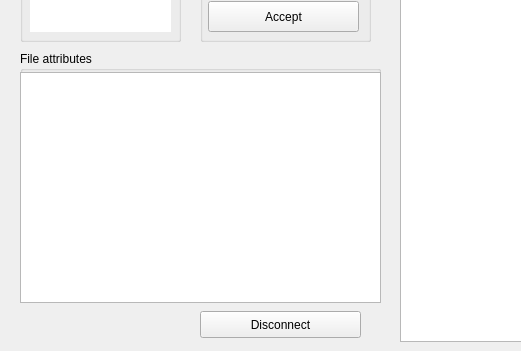
Before: the Qt Designer form mainwindow.ui in sxs4871/SearchTool, drawn with Qt 5; both pictures show x 0 to 521 and y 249 to 600 of the 1024 by 600 pixel window.
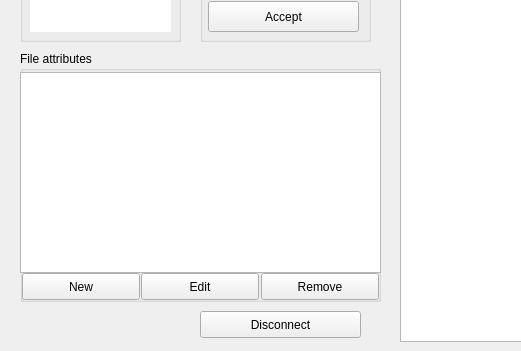
After: the same form once the commit is applied.

Commit message: Added "add/edit/remove" attribute functions. When attributes are modified, tables are updated.

Diff of the .ui file:
```diff
--- a/mainwindow.ui
+++ b/mainwindow.ui
@@ -182,7 +182,7 @@
       <x>20</x>
       <y>321</y>
       <width>361</width>
-      <height>231</height>
+      <height>201</height>
      </rect>
     </property>
    </widget>
@@ -198,6 +198,45 @@
     <property name="title">
      <string>File attributes</string>
     </property>
+    <widget class="QPushButton" name="button_newAttr">
+     <property name="geometry">
+      <rect>
+       <x>2</x>
+       <y>222</y>
+       <width>118</width>
+       <height>27</height>
+      </rect>
+     </property>
+     <property name="text">
+      <string>New</string>
+     </property>
+    </widget>
+    <widget class="QPushButton" name="button_removeAttr">
+     <property name="geometry">
+      <rect>
+       <x>241</x>
+       <y>222</y>
+       <width>118</width>
+       <height>27</height>
+      </rect>
+     </property>
+     <property name="text">
+      <string>Remove</string>
+     </property>
+    </widget>
+    <widget class="QPushButton" name="button_editAttr">
+     <property name="geometry">
+      <rect>
+       <x>121</x>
+       <y>222</y>
+       <width>118</width>
+       <height>27</height>
+      </rect>
+     </property>
+     <property name="text">
+      <string>Edit</string>
+     </property>
+    </widget>
    </widget>
    <widget class="QGroupBox" name="group_setValue">
     <property name="enabled">
```
Left out of the diff: 3 changed lines with no effect on the pictures. The commit also changes 17 other files.
